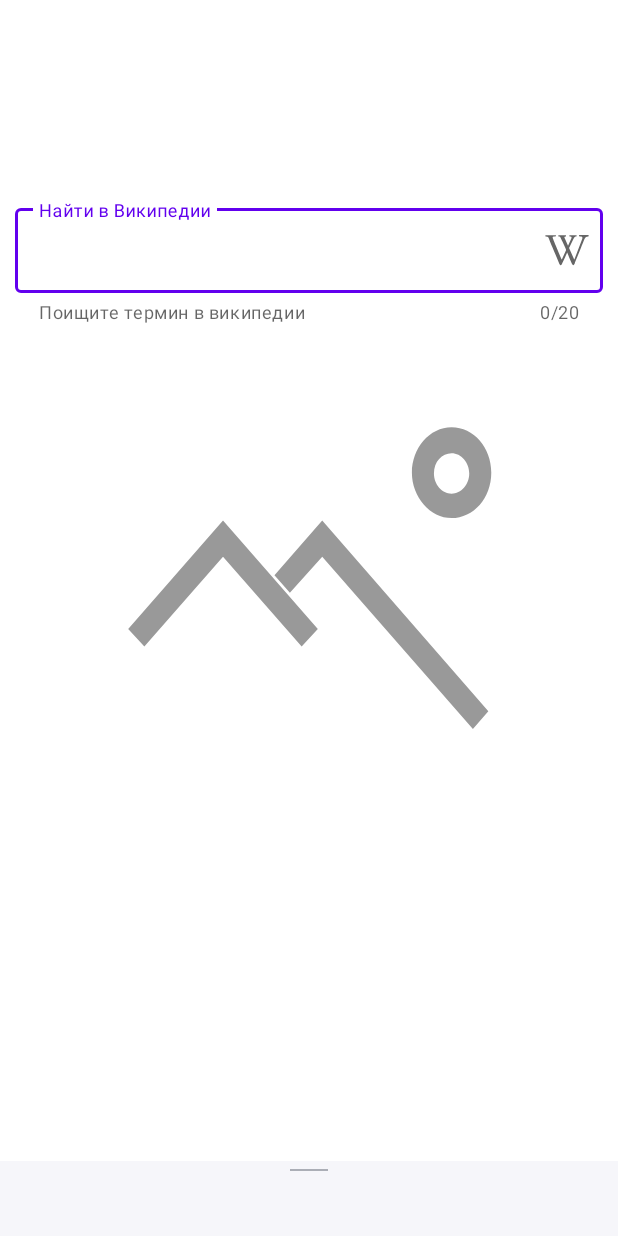
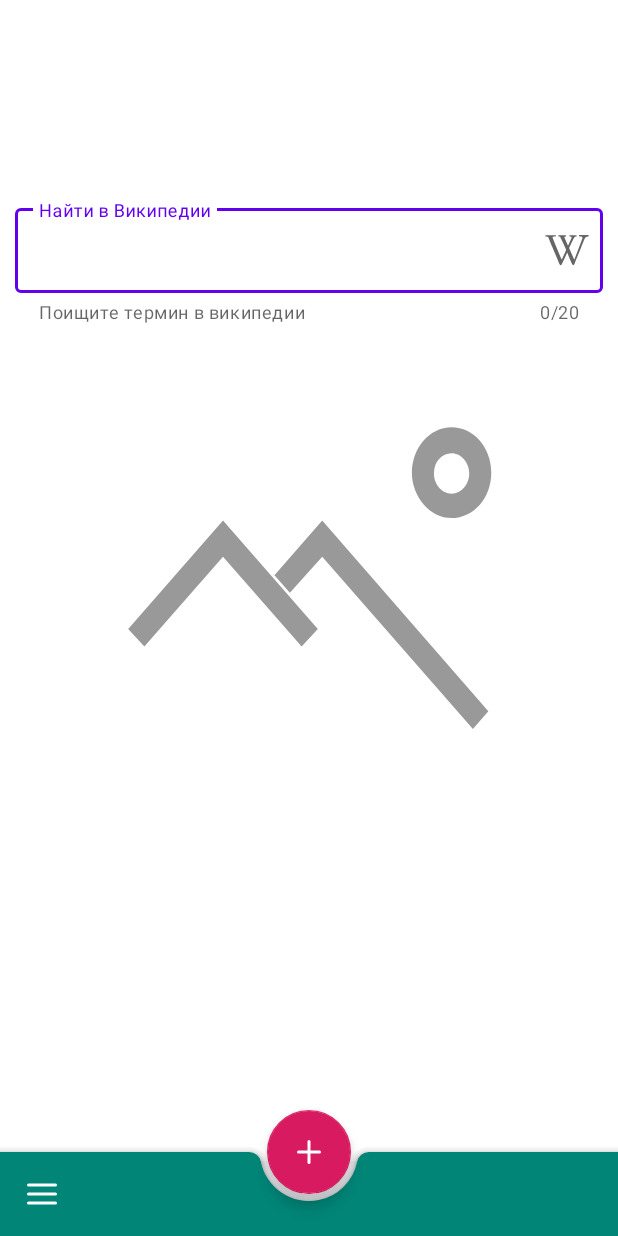
Before and after one commit to omy-q/ImageOfTheDay, an Android app: the layout main_fragment.xml on its own in the app's theme, with its tools: preview values and no code run, on a phone screen of 412 x 824 dp. Run offline under Robolectric (Android 15) with nearby library versions, the phone set to English and light mode, and no system bars.

Commit message:
Работа с BottomAppBar и FAB

```diff
--- /dev/null
+++ b/app/src/main/res/drawable/ic_hamburger_menu_bottom_bar.xml
@@ -0,0 +1,28 @@
+<?xml version="1.0" encoding="utf-8"?>
+<vector xmlns:android="http://schemas.android.com/apk/res/android"
+    android:width="24dp"
+    android:height="24dp"
+    android:viewportWidth="24"
+    android:viewportHeight="24">
+    <path
+        android:fillColor="#FFFFFF"
+        android:pathData="M3,12L21,12"
+        android:strokeWidth="2"
+        android:strokeColor="#FFFFFF"
+        android:strokeLineCap="round"
+        android:strokeLineJoin="round" />
+    <path
+        android:fillColor="#FFFFFF"
+        android:pathData="M3,6L21,6"
+        android:strokeWidth="2"
+        android:strokeColor="#FFFFFF"
+        android:strokeLineCap="round"
+        android:strokeLineJoin="round" />
+    <path
+        android:fillColor="#FFFFFF"
+        android:pathData="M3,18L21,18"
+        android:strokeWidth="2"
+        android:strokeColor="#FFFFFF"
+        android:strokeLineCap="round"
+        android:strokeLineJoin="round" />
+</vector>
--- /dev/null
+++ b/app/src/main/res/drawable/ic_plus_fab.xml
@@ -0,0 +1,21 @@
+<?xml version="1.0" encoding="utf-8"?>
+<vector xmlns:android="http://schemas.android.com/apk/res/android"
+    android:width="24dp"
+    android:height="24dp"
+    android:viewportWidth="24"
+    android:viewportHeight="24">
+    <path
+        android:fillColor="#FFFFFF"
+        android:pathData="M12,5L12,19"
+        android:strokeWidth="2"
+        android:strokeColor="#FFFFFF"
+        android:strokeLineCap="round"
+        android:strokeLineJoin="round" />
+    <path
+        android:fillColor="#FFFFFF"
+        android:pathData="M5,12L19,12"
+        android:strokeWidth="2"
+        android:strokeColor="#FFFFFF"
+        android:strokeLineCap="round"
+        android:strokeLineJoin="round" />
+</vector>
--- a/app/src/main/res/layout/main_fragment.xml
+++ b/app/src/main/res/layout/main_fragment.xml
@@ -1,6 +1,5 @@
 <?xml version="1.0" encoding="utf-8"?>
-<androidx.coordinatorlayout.widget.CoordinatorLayout
-    xmlns:android="http://schemas.android.com/apk/res/android"
+<androidx.coordinatorlayout.widget.CoordinatorLayout xmlns:android="http://schemas.android.com/apk/res/android"
     xmlns:app="http://schemas.android.com/apk/res-auto"
     android:layout_width="match_parent"
     android:layout_height="match_parent">
@@ -32,7 +31,7 @@
                 android:id="@+id/input_edit_text"
                 android:layout_width="match_parent"
                 android:layout_height="wrap_content"
-                android:inputType="text"/>
+                android:inputType="text" />
         </com.google.android.material.textfield.TextInputLayout>
 
         <com.example.imageoftheday.superview.utils.CustomImageView
@@ -47,7 +46,26 @@
             app:layout_constraintTop_toTopOf="parent"
             app:srcCompat="@drawable/ic_no_photo_vector" />
     </androidx.constraintlayout.widget.ConstraintLayout>
+
     <include
         android:id="@+id/include_layout"
-        layout="@layout/bottom_sheet_layout"/>
+        layout="@layout/bottom_sheet_layout" />
+
+    <com.google.android.material.bottomappbar.BottomAppBar
+        android:id="@+id/bottom_app_bar"
+        android:layout_width="match_parent"
+        android:layout_height="wrap_content"
+        android:layout_gravity="bottom"
+        app:backgroundTint="@color/colorPrimary"
+        app:fabAlignmentMode="center"
+        app:navigationIcon="@drawable/ic_hamburger_menu_bottom_bar" />
+
+    <com.google.android.material.floatingactionbutton.FloatingActionButton
+        android:id="@+id/fab"
+        android:layout_width="wrap_content"
+        android:layout_height="wrap_content"
+        app:backgroundTint="@color/colorAccent"
+        app:layout_anchor="@id/bottom_app_bar"
+        app:srcCompat="@drawable/ic_plus_fab"
+        app:tint="#FFFFFF" />
 </androidx.coordinatorlayout.widget.CoordinatorLayout>
--- a/app/src/main/res/values/themes.xml
+++ b/app/src/main/res/values/themes.xml
@@ -1,6 +1,6 @@
 <resources xmlns:tools="http://schemas.android.com/tools">
     <!-- Base application theme. -->
-    <style name="Theme.ImageOfTheDay" parent="Theme.MaterialComponents.Light.DarkActionBar">
+    <style name="Theme.ImageOfTheDay" parent="Theme.MaterialComponents.Light.NoActionBar">
         <!-- Primary brand color. -->
         <item name="colorPrimary">@color/purple_500</item>
         <item name="colorPrimaryVariant">@color/purple_700</item>
```
Also changed, not shown: app/src/main/java/com/example/imageoftheday/superview/view/MainFragment.kt (+25 -3 lines), app/src/main/res/drawable/ic_favourite_menu.xml (added, +14 -0 lines), app/src/main/res/drawable/ic_settings_menu.xml (added, +22 -0 lines), app/src/main/res/menu/menu_bottom_bar.xml (added, +17 -0 lines).
